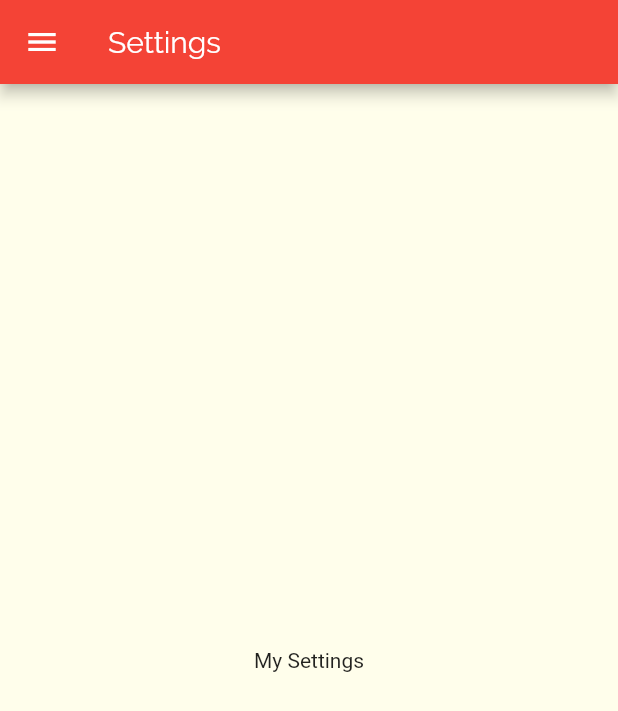
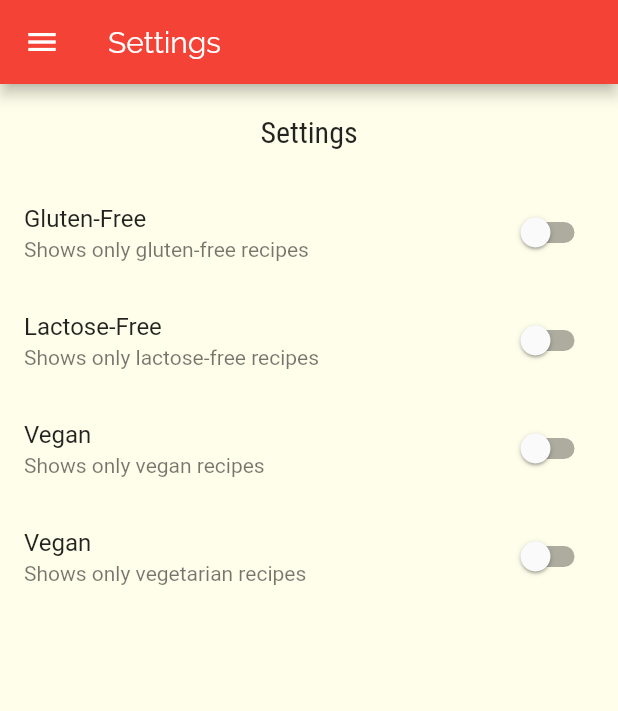
Before and after one commit to dominickbrasileiro/flutter_recipes, a Flutter app: the SettingsScreen screen opened by its route, on a phone screen of 412 x 824 dp. Shown: the top 711 px of the screen. Run offline on Flutter 3.47's test engine with Material 2 defaults, Android fonts, the phone set to English and light mode, and no system bars.

Commit message:
add settings screen

```diff
--- /dev/null
+++ b/lib/models/settings.dart
@@ -0,0 +1,13 @@
+class Settings {
+  bool isGlutenFree;
+  bool isLactoseFree;
+  bool isVegan;
+  bool isVegetarian;
+
+  Settings({
+    this.isGlutenFree = false,
+    this.isLactoseFree = false,
+    this.isVegan = false,
+    this.isVegetarian = false,
+  });
+}
--- a/lib/screens/settings_screen.dart
+++ b/lib/screens/settings_screen.dart
@@ -2,7 +2,30 @@ import 'package:flutter/material.dart';
 
 import '../components/main_drawer.dart';
 
-class SettingsScreen extends StatelessWidget {
+import '../models/settings.dart';
+
+class SettingsScreen extends StatefulWidget {
+  @override
+  _SettingsScreenState createState() => _SettingsScreenState();
+}
+
+class _SettingsScreenState extends State<SettingsScreen> {
+  Settings settings = Settings();
+
+  Widget _createSwitch({
+    String title,
+    String subtitle,
+    bool value,
+    Function onChanged,
+  }) {
+    return SwitchListTile(
+      title: Text(title),
+      subtitle: Text(subtitle),
+      value: value,
+      onChanged: onChanged,
+    );
+  }
+
   @override
   Widget build(BuildContext context) {
     return Scaffold(
@@ -10,8 +33,54 @@ class SettingsScreen extends StatelessWidget {
       appBar: AppBar(
         title: Text('Settings'),
       ),
-      body: Center(
-        child: Text('My Settings'),
+      body: Column(
+        children: [
+          Container(
+            padding: const EdgeInsets.all(20),
+            child: Text(
+              'Settings',
+              style: Theme.of(context).textTheme.bodyText1,
+            ),
+          ),
+          Expanded(
+            child: ListView(
+              children: [
+                _createSwitch(
+                  title: 'Gluten-Free',
+                  subtitle: 'Shows only gluten-free recipes',
+                  value: settings.isGlutenFree,
+                  onChanged: (value) => setState(
+                    () => settings.isGlutenFree = value,
+                  ),
+                ),
+                _createSwitch(
+                  title: 'Lactose-Free',
+                  subtitle: 'Shows only lactose-free recipes',
+                  value: settings.isLactoseFree,
+                  onChanged: (value) => setState(
+                    () => settings.isLactoseFree = value,
+                  ),
+                ),
+                _createSwitch(
+                  title: 'Vegan',
+                  subtitle: 'Shows only vegan recipes',
+                  value: settings.isVegan,
+                  onChanged: (value) => setState(
+                    () => settings.isVegan = value,
+                  ),
+                ),
+                _createSwitch(
+                  title: 'Vegan',
+                  subtitle: 'Shows only vegetarian recipes',
+                  value: settings.isVegetarian,
+                  onChanged: (value) => setState(
+                    () => settings.isVegetarian = value,
+                  ),
+                ),
+              ],
+            ),
+          ),
+        ],
       ),
     );
   }
```
